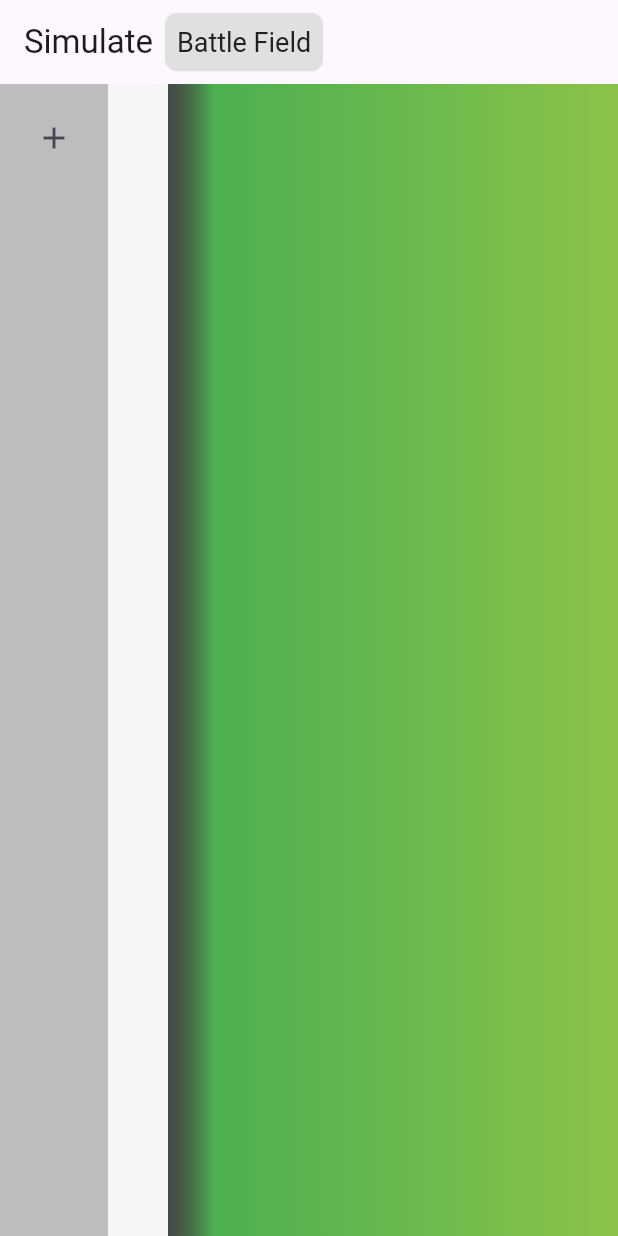
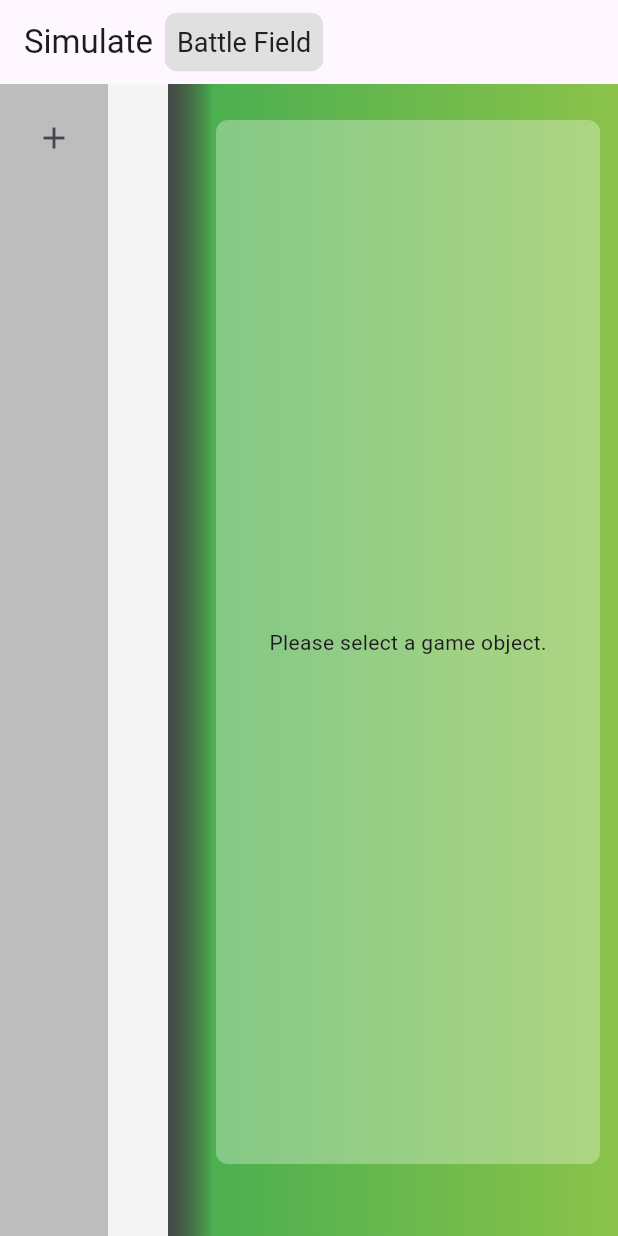
Before and after one commit to joehuang610154/game_prototype_simulator, a Flutter app: the screen it shows after launch, on a phone screen of 412 x 824 dp. Run offline on Flutter 3.47's test engine with Material 3 defaults, Android fonts, the phone set to English and light mode, and no system bars; our stand-ins replace freezed_annotation, get_it, injectable, rxdart.

Commit message:
show game object property panel and rename

```diff
--- a/lib/framework/equality_checker/bool_equality_checker.dart
+++ /dev/null
@@ -1,8 +0,0 @@
-import 'package:game_prototype_simulator/framework/equality_checker/equality_checker.dart';
-
-class BoolEqualityChecker implements EqualityChecker<bool> {
-  @override
-  bool equals(bool oldValue, bool newValue) {
-    return oldValue == newValue;
-  }
-}
--- a/lib/framework/equality_checker/entity_list_equality_checker.dart
+++ /dev/null
@@ -1,14 +0,0 @@
-import 'package:flutter/foundation.dart';
-import 'package:game_prototype_simulator/framework/entity.dart';
-import 'package:game_prototype_simulator/framework/equality_checker/equality_checker.dart';
-
-class EntityListEqualityChecker<T extends Entity>
-    implements EqualityChecker<List<T>> {
-  @override
-  bool equals(List<T> oldValue, List<T> newValue) {
-    return listEquals(
-      oldValue.map((v) => v.id).toList(),
-      newValue.map((v) => v.id).toList(),
-    );
-  }
-}
--- a/lib/framework/equality_checker/string_equality_checker.dart
+++ /dev/null
@@ -1,8 +0,0 @@
-import 'package:game_prototype_simulator/framework/equality_checker/equality_checker.dart';
-
-class StringEqualityChecker implements EqualityChecker<String> {
-  @override
-  bool equals(String oldValue, String newValue) {
-    return oldValue == newValue;
-  }
-}
--- a/lib/framework/view_model.dart
+++ b/lib/framework/view_model.dart
@@ -1,7 +1,7 @@
 import 'dart:async';
 
 import 'package:flutter/foundation.dart';
-import 'package:game_prototype_simulator/framework/equality_checker/equality_checker.dart';
+import 'package:game_prototype_simulator/framework/entity_id.dart';
 import 'package:game_prototype_simulator/framework/rx.dart';
 
 class _ModelNotifier<T extends Object> extends ChangeNotifier
@@ -30,16 +30,11 @@ abstract class ViewModel<T extends Object> {
     _notifier.value = state;
   }
 
-  Rx<S> obs<S>(
-    S Function(T model) getter, [
-    EqualityChecker? equalityChecker,
-  ]) {
+  Rx<S> obs<S>(S Function(T model) getter) {
     var obx = Rx.seeded(getter(state));
 
     _notifier.addListener(() {
-      var equals = (equalityChecker ?? NeverEqualityChecker()).equals;
-
-      if (!equals(obx.value, getter(state))) {
+      if (!_equals(obx.value, getter(state))) {
         obx.add(getter(state));
       }
     });
@@ -50,4 +45,15 @@ abstract class ViewModel<T extends Object> {
   void dispose() {
     _notifier.dispose();
   }
+
+  bool _equals<S>(S oldValue, S newValue) {
+    if (oldValue is List<EntityId> && newValue is List<EntityId>) {
+      return listEquals(
+        oldValue.map((v) => v.id).toList(),
+        newValue.map((v) => v.id).toList(),
+      );
+    }
+
+    return newValue == oldValue;
+  }
 }
--- a/lib/pages/simulate/game_object/game_object_view.dart
+++ b/lib/pages/simulate/game_object/game_object_view.dart
@@ -21,8 +21,8 @@ class GameObjectView extends StatelessWidget {
         child: GestureDetector(
           onTap: onTap,
           child: Container(
-            width: 30,
-            height: 30,
+            width: 60,
+            height: 60,
             decoration: BoxDecoration(
               color: Colors.blue,
               shape: BoxShape.circle,
--- /dev/null
+++ b/lib/pages/simulate/game_object_properties_panel/game_object_properties_model.dart
@@ -0,0 +1,9 @@
+class GameObjectPropertiesModel {
+  String name = "";
+
+  GameObjectPropertiesModel._();
+
+  factory GameObjectPropertiesModel.initialized() {
+    return GameObjectPropertiesModel._();
+  }
+}
--- a/lib/pages/simulate/game_object_properties_panel/game_object_properties_panel.dart
+++ b/lib/pages/simulate/game_object_properties_panel/game_object_properties_panel.dart
@@ -1,12 +1,121 @@
 import 'package:flutter/material.dart';
+import 'package:game_prototype_simulator/constants/widgets.dart';
+import 'package:game_prototype_simulator/framework/entity_id.dart';
+import 'package:game_prototype_simulator/framework/rx.dart';
+import 'package:game_prototype_simulator/framework/rx_builder.dart';
+import 'package:game_prototype_simulator/framework/view_model_provider.dart';
+import 'package:game_prototype_simulator/pages/simulate/game_object_properties_panel/game_object_properties_view_model.dart';
+import 'package:provider/provider.dart';
 
 class GameObjectPropertiesPanel extends StatelessWidget {
-  const GameObjectPropertiesPanel({
+  final EntityId? gameObjectId;
+
+  const GameObjectPropertiesPanel(
+    this.gameObjectId, {
     super.key,
   });
 
   @override
   Widget build(BuildContext context) {
-    return Container();
+    return ViewModelProvider<GameObjectPropertiesViewModel>(
+        builder: (context) => GameObjectPropertiesView(gameObjectId));
   }
 }
+
+class GameObjectPropertiesView extends StatelessWidget {
+  final EntityId? gameObjectId;
+
+  const GameObjectPropertiesView(
+    this.gameObjectId, {
+    super.key,
+  });
+
+  @override
+  Widget build(BuildContext context) {
+    final GameObjectPropertiesViewModel viewModel = context.read();
+
+    return Container(
+      padding: EdgeInsets.symmetric(horizontal: 16, vertical: 8),
+      decoration: BoxDecoration(
+        color: Colors.white.withAlpha(80),
+        borderRadius: BorderRadius.circular(8),
+      ),
+      child: gameObjectId == null
+          ? SizedBox.expand(
+              child: Center(child: Text("Please select a game object.")),
+            )
+          : Column(
+              children: [
+                Row(
+                  children: [
+                    Text("Name"),
+                    Gaps.w8,
+                    Expanded(
+                      child: PropertyField(
+                        property: viewModel.name,
+                        style: TextStyle(
+                          fontWeight: FontWeight.bold,
+                        ),
+                      ),
+                    ),
+                  ],
+                ),
+              ],
+            ),
+    );
+  }
+}
+
+class PropertyField extends StatefulWidget {
+  final Rx<String> property;
+  final TextStyle style;
+
+  const PropertyField({
+    super.key,
+    required this.property,
+    required this.style,
+  });
+
+  @override
+  State<PropertyField> createState() => _PropertyFieldState();
+}
+
+class _PropertyFieldState extends State<PropertyField> {
+  GameObjectPropertiesViewModel get viewModel => context.read();
+
+  TextEditingController textController = TextEditingController();
+
+  bool isEditMode = false;
+
+  @override
+  Widget build(BuildContext context) {
+    return RxBuilder(
+      widget.property,
+      builder: (context, property) {
+        if (property.isEmpty || isEditMode) {
+          return TextField(
+            controller: textController,
+            style: widget.style,
+            onChanged: (value) {
+              isEditMode = true;
+              viewModel.rename(value);
+            },
+            onEditingComplete: () => setState(() => isEditMode = false),
+          );
+        }
+
+        return MouseRegion(
+          cursor: SystemMouseCursors.click,
+          child: GestureDetector(
+            onTap: () => setState(() => isEditMode = true),
+            child: Text(
+              property,
+              style: widget.style,
+            ),
+          ),
+        );
+      },
+      onLoading: SizedBox(),
+    );
+  }
+}
--- /dev/null
+++ b/lib/pages/simulate/game_object_properties_panel/game_object_properties_view_model.dart
@@ -0,0 +1,18 @@
+import 'package:game_prototype_simulator/framework/rx.dart';
+import 'package:game_prototype_simulator/framework/view_model.dart';
+import 'package:game_prototype_simulator/pages/simulate/game_object_properties_panel/game_object_properties_model.dart';
+import 'package:injectable/injectable.dart';
+
+@Injectable()
+class GameObjectPropertiesViewModel
+    extends ViewModel<GameObjectPropertiesModel> {
+  @override
+  GameObjectPropertiesModel initState() =>
+      GameObjectPropertiesModel.initialized();
+
+  Rx<String> get name => obs((model) => model.name);
+
+  void rename(String value) {
+    setState((model) => model.name = value);
+  }
+}
--- a/lib/pages/simulate/simulate_page.dart
+++ b/lib/pages/simulate/simulate_page.dart
@@ -114,7 +114,7 @@ class _SimulateViewState extends State<SimulateView> {
             Container(
               width: 300,
               padding: EdgeInsets.only(
-                left: 24,
+                left: 32,
                 right: 12,
                 top: 24,
                 bottom: 48,
@@ -129,8 +129,18 @@ class _SimulateViewState extends State<SimulateView> {
                   ],
                 ),
               ),
-              child: GameObjectPropertiesPanel(
-                key: WidgetKey.gameObjectPropertiesPanel,
+              child: RxBuilder(
+                viewModel.focusedGameObjectId,
+                builder: (context, gameObjectId) {
+                  return GameObjectPropertiesPanel(
+                    gameObjectId,
+                    key: WidgetKey.gameObjectPropertiesPanel,
+                  );
+                },
+                onLoading: GameObjectPropertiesPanel(
+                  null,
+                  key: WidgetKey.gameObjectPropertiesPanel,
+                ),
               ),
             ),
           ],
--- a/lib/pages/simulate/simulate_view_model.dart
+++ b/lib/pages/simulate/simulate_view_model.dart
@@ -1,9 +1,6 @@
 import 'package:game_prototype_simulator/domain/game_simulation/entities/game_object.dart';
 import 'package:game_prototype_simulator/domain/game_simulation/use_cases/create_new_scene_use_case.dart';
 import 'package:game_prototype_simulator/framework/entity_id.dart';
-import 'package:game_prototype_simulator/framework/equality_checker/bool_equality_checker.dart';
-import 'package:game_prototype_simulator/framework/equality_checker/entity_list_equality_checker.dart';
-import 'package:game_prototype_simulator/framework/equality_checker/string_equality_checker.dart';
 import 'package:game_prototype_simulator/framework/rx.dart';
 import 'package:game_prototype_simulator/framework/view_model.dart';
 import 'package:game_prototype_simulator/pages/simulate/simulate_model.dart';
@@ -20,17 +17,16 @@ class SimulateViewModel extends ViewModel<SimulateModel> {
   @override
   SimulateModel initState() => SimulateModel.initialized();
 
-  Rx<String?> get sceneName =>
-      obs((model) => model.currentScene?.name, StringEqualityChecker());
+  Rx<String?> get sceneName => obs((model) => model.currentScene?.name);
 
-  Rx<List<GameObject>> get gameObjects => obs(
-        (model) => model.currentScene?.gameObjects ?? [],
-        EntityListEqualityChecker(),
-      );
+  Rx<List<GameObject>> get gameObjects =>
+      obs((model) => model.currentScene?.gameObjects ?? []);
 
-  Rx<bool> isFocused(EntityId gameObjectId) => obs(
-      (model) => model.focusedGameObjectId == gameObjectId,
-      BoolEqualityChecker());
+  Rx<EntityId?> get focusedGameObjectId =>
+      obs((model) => model.focusedGameObjectId);
+
+  Rx<bool> isFocused(EntityId gameObjectId) =>
+      obs((model) => model.focusedGameObjectId == gameObjectId);
 
   void createNewScene() {
     var newScene = _createNewScene.execute(
```
Also changed, not shown: lib/framework/equality_checker/equality_checker.dart (deleted, +0 -8 lines), lib/framework/entity_id.freezed.dart, lib/injection.config.dart.
